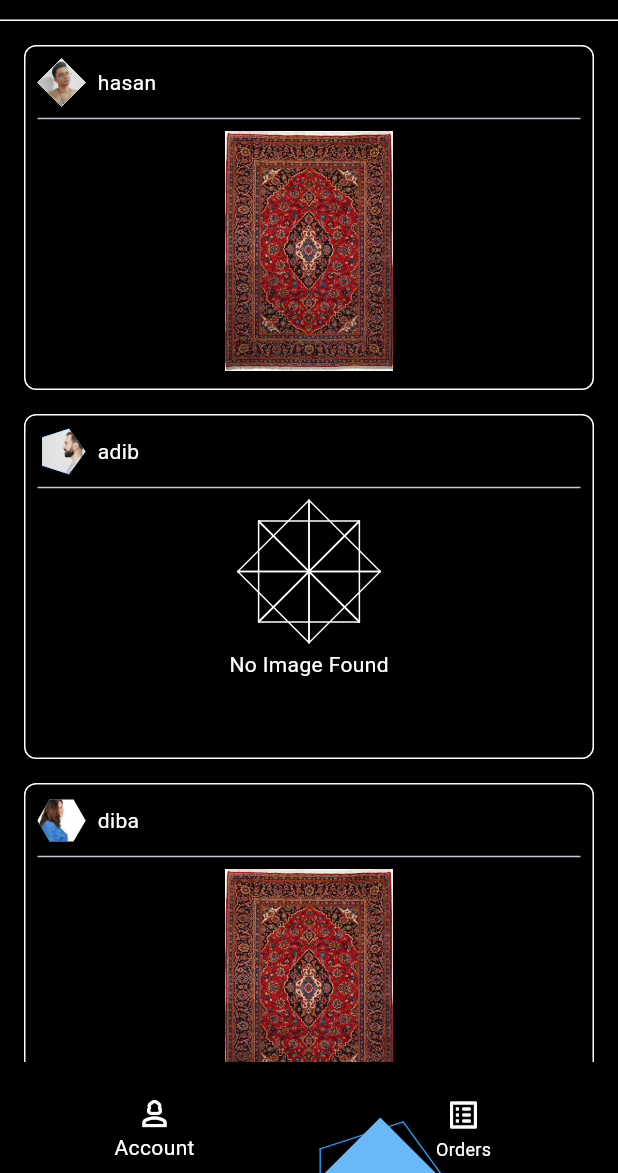
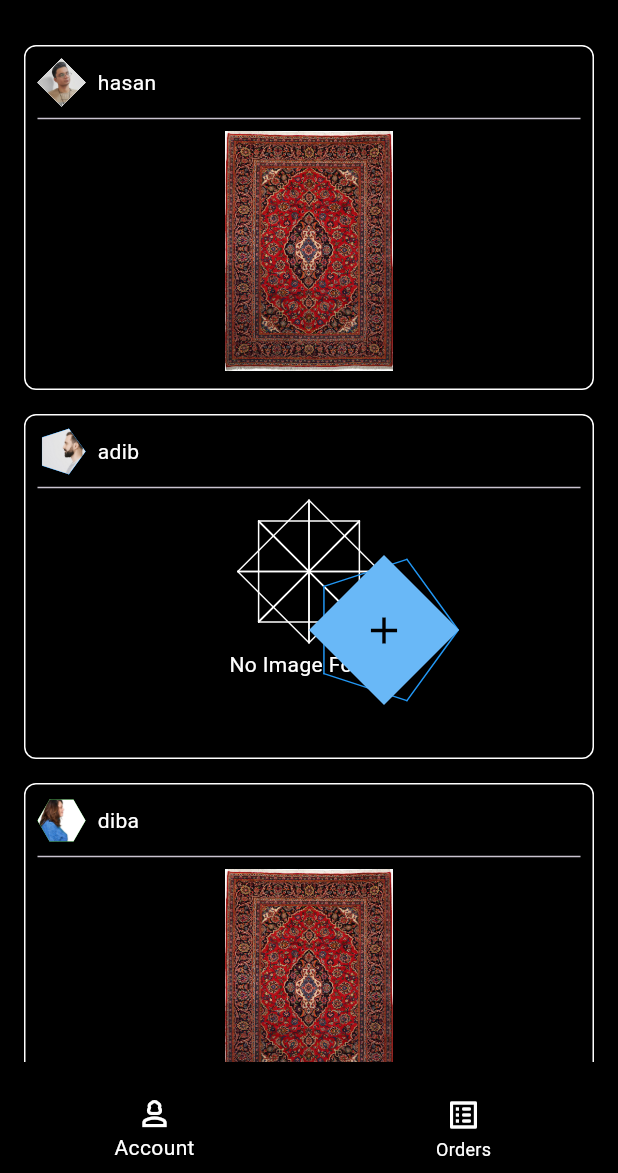
Before and after one commit to hasanm08/carpet, a Flutter app: the screen it shows after launch, on a phone screen of 412 x 824 dp, the part 63-1236 px from its top. Run offline on Flutter 3.47's test engine with Material 3 defaults, Android fonts, the phone set to English and light mode, and no system bars; our stand-ins replace lottie.

Commit message:
code enahnced

```diff
--- a/lib/home_page.dart
+++ b/lib/home_page.dart
@@ -26,7 +26,8 @@ class _HomePageState extends State<HomePage> with TickerProviderStateMixin {
 
   @override
   Widget build(BuildContext context) {
-    return Scaffold(
+    return SafeArea(
+      child: Scaffold(
         backgroundColor: Colors.black,
         body: ChangeNotifierProvider<LiquidBloc>(
             create: (context) => LiquidBloc(),
@@ -43,19 +44,14 @@ class _HomePageState extends State<HomePage> with TickerProviderStateMixin {
                         ),
                         centerTitle: true,
                         backgroundColor: Colors.black,
-                      flexibleSpace: const Padding(
-                        padding: EdgeInsets.only(top: kToolbarHeight),
-                        child: Divider(
-                          color: Colors.white,
-                        ),
-                      ),
                       ),
                       bottomNavigationBar: BottomNavigationBar(
                         type: BottomNavigationBarType.fixed,
                         backgroundColor: Colors.black,
                         unselectedLabelStyle:
                             const TextStyle(color: Colors.white),
-                      selectedLabelStyle: const TextStyle(color: Colors.white),
+                        selectedLabelStyle:
+                            const TextStyle(color: Colors.white),
                         showSelectedLabels: true,
                         showUnselectedLabels: true,
                         fixedColor: Colors.white,
@@ -81,14 +77,21 @@ class _HomePageState extends State<HomePage> with TickerProviderStateMixin {
                 ],
               );
             }),
+      ),
     );
   }
 
   Widget draggableMenu(BuildContext context) {
     return context.select<LiquidBloc, Widget>((bloc) {
       return Positioned(
-        left: bloc.details?.offset.dx ?? 203.5,
-        top: bloc.details?.offset.dy ?? 787,
+        left: bloc.details?.offset.dx ??
+            (MediaQuery.of(context).size.width -
+                    MediaQuery.of(context).padding.horizontal) /
+                2,
+        top: bloc.details?.offset.dy ??
+            (MediaQuery.of(context).size.height -
+                    MediaQuery.of(context).padding.vertical) /
+                2,
         child: Draggable(
           ignoringFeedbackPointer: true,
           feedback: LiquidAnimation(
```
Lines whose indentation alone changed are shown as unchanged.
